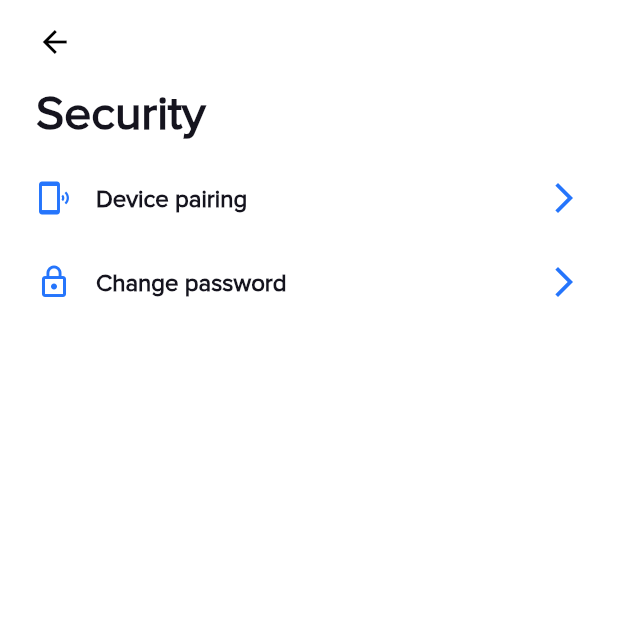
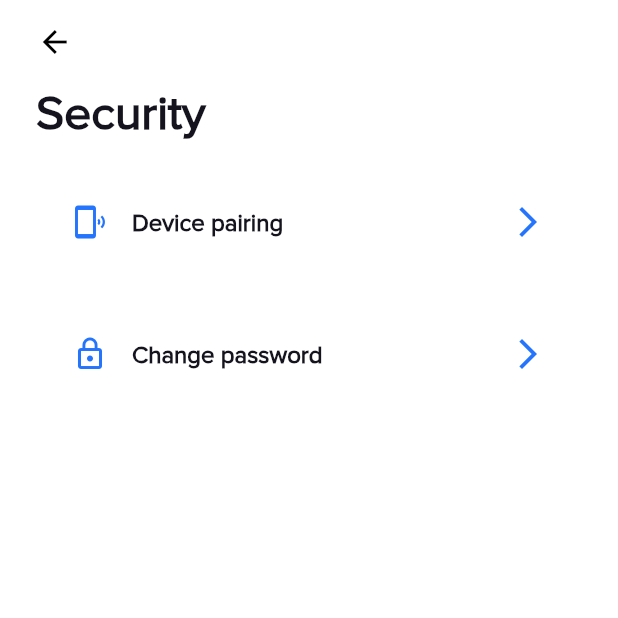
Before and after one commit to ivoryio/Ivory, a Flutter app: the SettingsSecurityScreen screen opened by its route, on a phone screen of 412 x 824 dp, the top half of it. Run offline on Flutter 3.47's test engine with Material 2 defaults, Android fonts, the phone set to English and light mode, and no system bars; our stand-ins replace badges, bloc, convert, device_info_plus, dotted_border, equatable and 19 more; missing offline and left inert: amazon_cognito_identity_dart_2, pointycastle; accounts and stored records are empty.

Commit message:
add padding, left and right icon color property imutable,

```diff
--- a/lib/widgets/ivory_list_item_with_action.dart
+++ b/lib/widgets/ivory_list_item_with_action.dart
@@ -3,17 +3,17 @@ import 'package:flutter_switch/flutter_switch.dart';
 
 import '../config.dart';
 
-// ignore: must_be_immutable
 class IvoryListItemWithAction extends StatelessWidget {
   final IconData leftIcon;
-  late Color? leftIconColor;
+  final Color? leftIconColor;
   final String actionName;
   final String? actionDescription;
   final IconData rightIcon;
-  late Color? rightIconColor;
+  final Color? rightIconColor;
   final bool? actionSwitch;
   final VoidCallback? onPressed;
   final GlobalKey<ActionItemState> switchKey = GlobalKey<ActionItemState>();
+  final EdgeInsetsGeometry? padding;
 
   IvoryListItemWithAction({
     super.key,
@@ -25,13 +25,11 @@ class IvoryListItemWithAction extends StatelessWidget {
     this.rightIconColor,
     this.actionSwitch,
     this.onPressed,
+    this.padding,
   });
 
   @override
   Widget build(BuildContext context) {
-    leftIconColor ??= ClientConfig.getColorScheme().secondary;
-    rightIconColor ??= ClientConfig.getColorScheme().secondary;
-
     return InkWell(
       onTap: () {
         if (onPressed != null) {
@@ -41,11 +39,17 @@ class IvoryListItemWithAction extends StatelessWidget {
           switchKey.currentState!.toggleSwitch();
         }
       },
+      child: Padding(
+        padding: padding ??
+            EdgeInsets.symmetric(
+              vertical: 16,
+              horizontal: ClientConfig.getCustomClientUiSettings().defaultScreenHorizontalPadding.left,
+            ),
         child: Row(
           mainAxisAlignment: MainAxisAlignment.spaceBetween,
           crossAxisAlignment: CrossAxisAlignment.center,
           children: [
-          Icon(leftIcon, color: leftIconColor, size: 24),
+            Icon(leftIcon, color: leftIconColor ?? ClientConfig.getColorScheme().secondary, size: 24),
             const SizedBox(width: 16),
             Expanded(
               child: Column(
@@ -73,11 +77,12 @@ class IvoryListItemWithAction extends StatelessWidget {
                     )
                   : Icon(
                       rightIcon,
-                    color: rightIconColor,
+                      color: rightIconColor ?? ClientConfig.getColorScheme().secondary,
                       size: 24,
                     ),
             ),
           ],
+        ),
       ),
     );
   }
```
Lines whose indentation alone changed are shown as unchanged.
